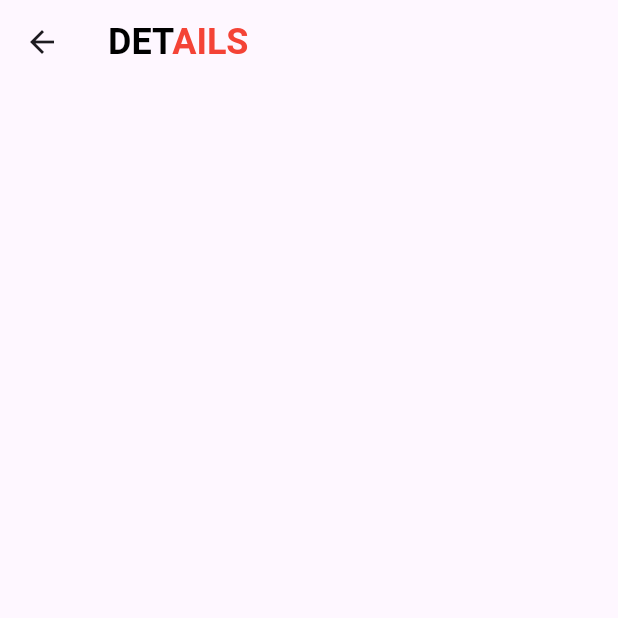
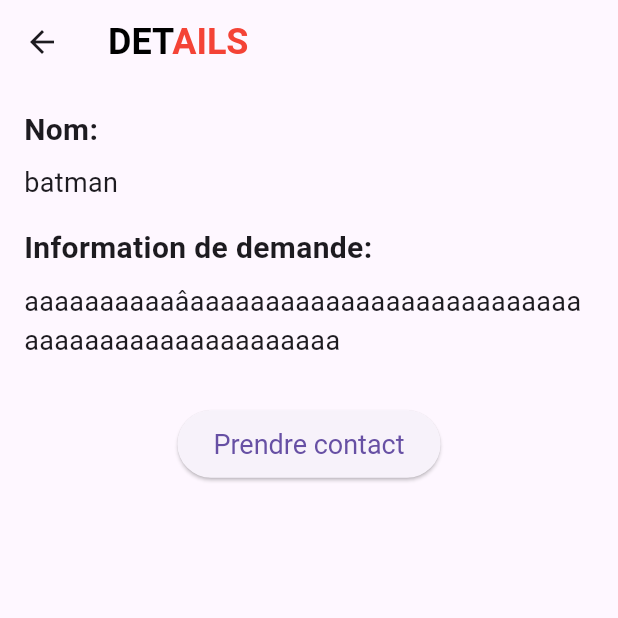
Before and after one commit to 3lkfadel/blood_donnation, a Flutter app: the Details screen opened by its route, on a phone screen of 412 x 824 dp, the top half of it. Run offline on Flutter 3.47's test engine with Material 3 defaults, Android fonts, the phone set to English and light mode, and no system bars; our stand-ins replace carousel_slider, country_picker, dio, firebase_core, firebase_messaging, flutter_secure_storage and 1 more; accounts and stored records are empty.

Commit message:
details_up2

```diff
--- a/lib/page/menue/details.dart
+++ b/lib/page/menue/details.dart
@@ -10,7 +10,7 @@ class Details extends StatefulWidget {
 class _DetailsState extends State<Details> {
   @override
   Widget build(BuildContext context) {
-    return  Scaffold(
+    return Scaffold(
       appBar: AppBar(
         title: Row(
           mainAxisAlignment: MainAxisAlignment.start,
@@ -38,12 +38,60 @@ class _DetailsState extends State<Details> {
               ),
             ),
           ],
-
         ),
       ),
       body: SingleChildScrollView(
         scrollDirection: Axis.vertical,
-        child: Container(),
+        child: Padding(
+          padding: const EdgeInsets.all(16.0),
+          child: Column(
+            crossAxisAlignment: CrossAxisAlignment.start,
+            children: [
+              Text(
+                'Nom:',
+                style: TextStyle(
+                  fontSize: 20,
+                  fontWeight: FontWeight.bold,
+                ),
+              ),
+              SizedBox(height: 8),
+              Text(
+                'batman',
+                style: TextStyle(
+                  fontSize: 18,
+                ),
+              ),
+              SizedBox(height: 16),
+              Text(
+                'Information de demande:',
+                style: TextStyle(
+                  fontSize: 20,
+                  fontWeight: FontWeight.bold,
+                ),
+              ),
+              SizedBox(height: 8),
+              Text(
+                'aaaaaaaaaaâaaaaaaaaaaaaaaaaaaaaaaaaaaaaaaaaaaaaaaaaaaaaaaa',
+                style: TextStyle(
+                  fontSize: 18,
+                ),
+              ),
+              SizedBox(height: 32),
+              Center(
+                child: ElevatedButton(
+                  onPressed: () {
+
+                  },
+                  child: Text('Prendre contact'),
+                  style: ElevatedButton.styleFrom(
+                    padding: EdgeInsets.symmetric(horizontal: 24, vertical: 12),
+                    textStyle: TextStyle(fontSize: 18),
+                  ),
+                ),
+              ),
+            ],
+          ),
+        ),
       ),
     );
   }
```
